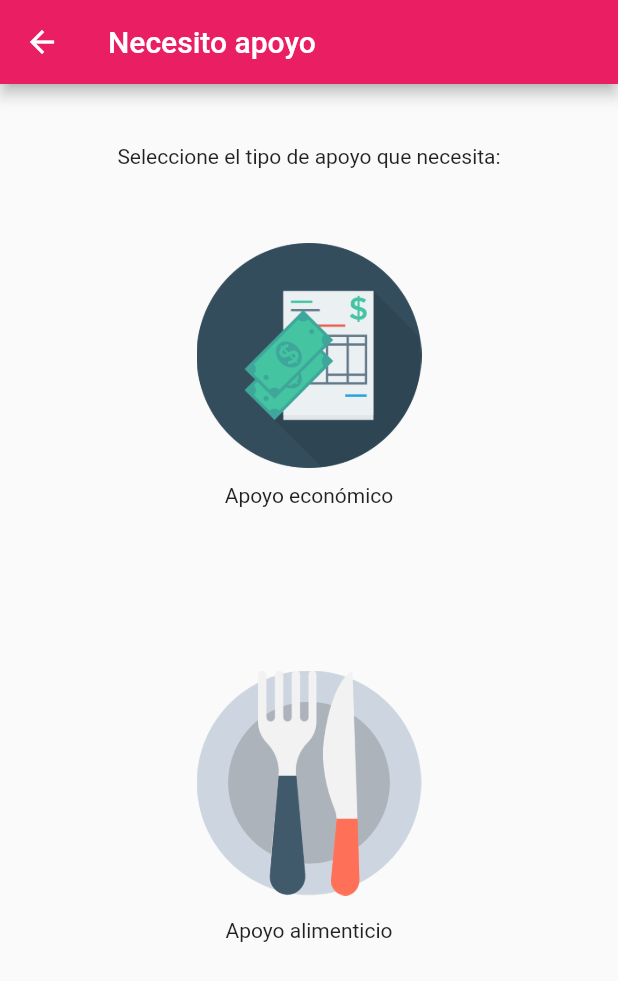
After one commit to victorcastro/upuc, a Flutter app: the RegisterScreen screen opened directly, after a tap on "Siguiente", on a phone screen of 412 x 824 dp. The commit adds this screen. Shown: the top 981 px of the screen. Run offline on Flutter 3.47's test engine with Material 2 defaults, Android fonts, the light colour scheme and no system bars.

Commit message:
Generacion de pantallas

```diff
--- a/lib/register.dart
+++ b/lib/register.dart
@@ -1,4 +1,5 @@
 import 'package:flutter/material.dart';
+import 'package:upuc/typecare.dart';
 
 class RegisterScreen extends StatelessWidget {
 
@@ -41,36 +42,21 @@ class RegisterScreen extends StatelessWidget {
                   labelText: 'Celular',
                 )
               ),
-              TextFormField(
-                validator: (value) {
-                  if (value.isEmpty) {
-                    return 'Please enter some text';
-                  }
-                  return null;
-                },
-              ),
 
-              TextFormField(
-                validator: (value) {
-                  if (value.isEmpty) {
-                    return 'Please enter some text';
-                  }
-                  return null;
-                },
-              ),
-              Padding(
-                padding: const EdgeInsets.symmetric(vertical: 16.0),
-                child: RaisedButton(
-                  onPressed: () {
-
-                  },
-                  child: Text('Submit'),
-                ),
-              ),
             ],
           ),
         ),
       ),
+      floatingActionButton: FloatingActionButton.extended(
+        onPressed: () {
+          Navigator.push(
+            context,
+            MaterialPageRoute(builder: (context) => TypeCareScreen()),
+          );
+        },
+        label: Text('Siguiente'),
+        backgroundColor: Colors.pink,
+      ),
     );
   }
 }
--- /dev/null
+++ b/lib/typecare.dart
@@ -0,0 +1,57 @@
+import 'package:flutter/material.dart';
+import 'package:upuc/thanks.dart';
+
+class TypeCareScreen extends StatelessWidget {
+
+  @override
+  Widget build(BuildContext context) {
+    return Scaffold(
+      appBar: AppBar(
+        title: Text('Necesito apoyo'),
+      ),
+      body: Padding(
+        padding: EdgeInsets.symmetric(horizontal: 20, vertical: 40),
+        child: SingleChildScrollView(
+          scrollDirection: Axis.vertical,
+          reverse: true,
+          child: Column(
+            children: [
+              Text('Seleccione el tipo de apoyo que necesita:'),
+              Padding(padding: EdgeInsets.all(20)),
+              Center(
+                child: Column(
+                  children: [
+                    FlatButton(
+                      padding: EdgeInsets.all(10),
+                      onPressed: () {
+                        Navigator.push(
+                          context,
+                          MaterialPageRoute(builder: (context) => ThanksScreen()),
+                        );
+                      },
+                      child: Image.asset('assets/images/efectivo.png', width: 150,),
+                    ),
+                    Text('Apoyo económico'),
+                  ],
+                )
+              ),
+              Padding(padding: EdgeInsets.all(47)),
+              Center(
+                child: Column(
+                  children: [
+                    FlatButton(
+                      padding: EdgeInsets.all(15),
+                      onPressed: () {},
+                      child: Image.asset('assets/images/comida.png', width: 150,),
+                    ),
+                    Text('Apoyo alimenticio'),
+                  ],
+                )
+              ),
+            ],
+          ),
+        ),
+      ),
+    );
+  }
+}
--- a/pubspec.yaml
+++ b/pubspec.yaml
@@ -47,7 +47,9 @@ flutter:
   # To add assets to your application, add an assets section, like this:
   assets:
     - assets/images/upuc.png
-  #   - images/a_dot_ham.jpeg
+    - assets/images/comida.png
+    - assets/images/efectivo.png
+    - assets/images/panda.png
 
   # An image asset can refer to one or more resolution-specific "variants", see
   # https://flutter.dev/assets-and-images/#resolution-aware.
```
Also changed, not shown: lib/main.dart (+0 -7 lines), lib/thanks.dart (added, +29 -0 lines), assets/images/comida.png (added), assets/images/efectivo.png (added), assets/images/panda.png (added), 34 other files.
